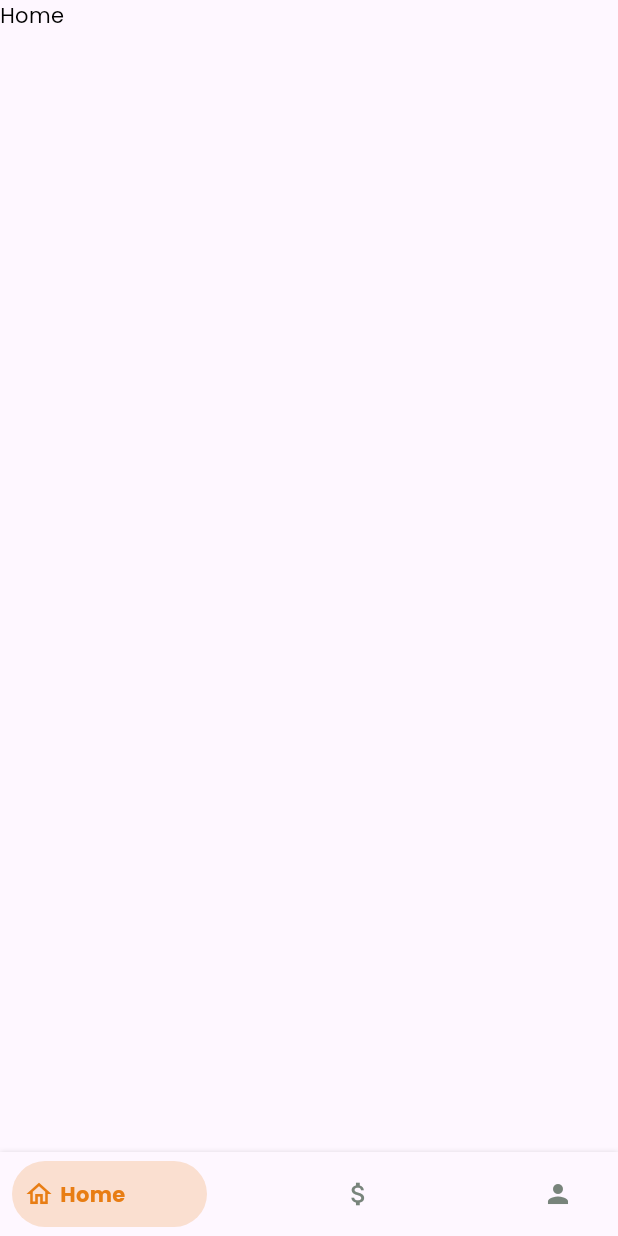
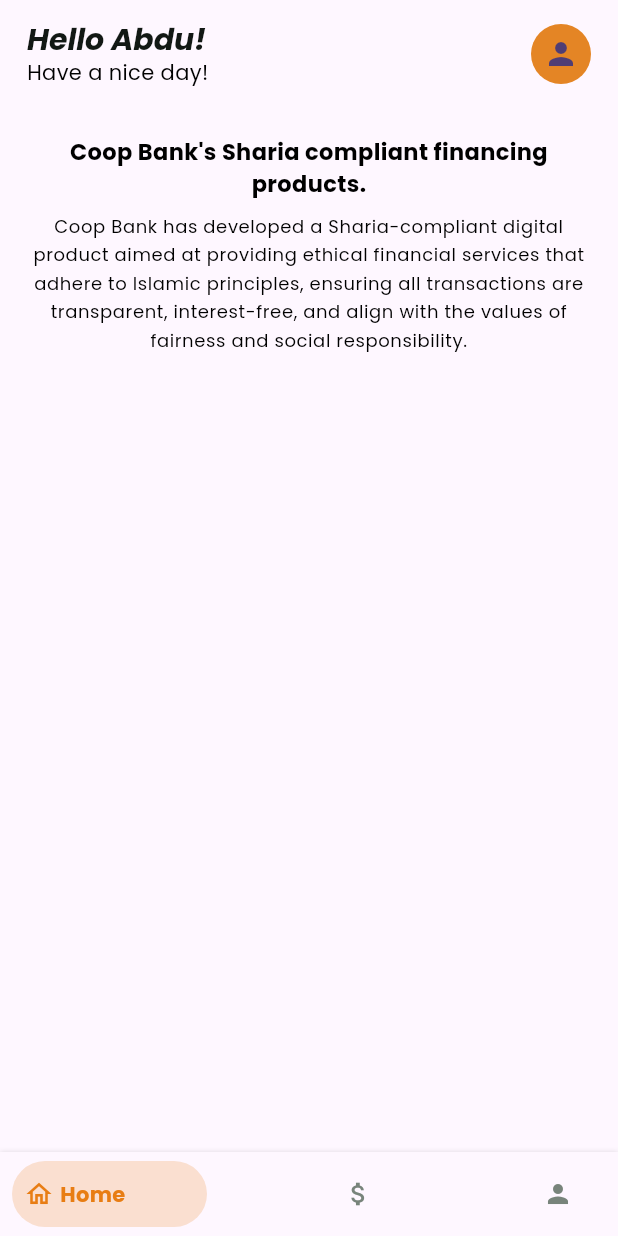
Before and after one commit to AbdulsemedM/Is-Fin, a Flutter app: the DashboardPage screen opened directly, on a phone screen of 412 x 824 dp. Run offline on Flutter 3.47's test engine with Material 3 defaults, Android fonts, the phone set to English and light mode, and no system bars; drawn by our look-alikes of bottom_navy_bar.

Commit message:
home screen and widget, app_theme

```diff
--- a/lib/app/utils/app_theme.dart
+++ b/lib/app/utils/app_theme.dart
@@ -17,7 +17,9 @@ class AppTheme {
             fontStyle: FontStyle.italic,
             color: AppColors.primaryTextColor),
         displaySmall: TextStyle(
-            fontStyle: FontStyle.italic, color: AppColors.primaryTextColor),
+            fontSize: 20,
+            fontStyle: FontStyle.italic,
+            color: AppColors.primaryTextColor),
         bodyLarge: TextStyle(fontSize: 16.0, color: Colors.black),
         bodyMedium: TextStyle(fontSize: 14.0, color: Colors.black),
         bodySmall: TextStyle(fontSize: 12.0, color: Colors.black),
--- a/lib/features/dashborad/dashboard_page.dart
+++ b/lib/features/dashborad/dashboard_page.dart
@@ -31,6 +31,7 @@ class _DashboardPageState extends State<DashboardPage> {
         itemCornerRadius: 24,
         iconSize: 20,
         curve: Curves.easeIn,
+        itemPadding: EdgeInsets.symmetric(horizontal: 0),
         onItemSelected: (index) => setState(() => currentIndex = index),
         items: <BottomNavyBarItem>[
           BottomNavyBarItem(
--- a/lib/features/home/presentation/screens/home_screen.dart
+++ b/lib/features/home/presentation/screens/home_screen.dart
@@ -1,4 +1,6 @@
 import 'package:flutter/material.dart';
+import 'package:ifb_loan/app/utils/app_colors.dart';
+import 'package:ifb_loan/app/utils/app_theme.dart';
 
 class HomeScreen extends StatefulWidget {
   const HomeScreen({super.key});
@@ -10,8 +12,55 @@ class HomeScreen extends StatefulWidget {
 class _HomeScreenState extends State<HomeScreen> {
   @override
   Widget build(BuildContext context) {
-    return Column(
-      children: [Text("Home")],
+    return Padding(
+      padding: const EdgeInsets.symmetric(horizontal: 18.0, vertical: 14),
+      child: Column(
+        children: [
+          // Padding(
+          //   padding: const EdgeInsets.symmetric(horizontal: 18.0, vertical: 14),
+          Row(
+            mainAxisAlignment: MainAxisAlignment.spaceBetween,
+            children: [
+              Column(
+                crossAxisAlignment: CrossAxisAlignment.start,
+                children: [
+                  Text(
+                    "Hello Abdu!",
+                    style: Theme.of(context).textTheme.displaySmall?.copyWith(
+                          fontWeight: FontWeight.w700,
+                        ),
+                  ),
+                  Text("Have a nice day!"),
+                ],
+              ),
+              CircleAvatar(
+                backgroundColor: AppColors.primaryColor,
+                child: Center(
+                  child: Icon(Icons.person),
+                ),
+              )
+            ],
+          ),
+          // )
+          SizedBox(
+            height: ScreenConfig.screenHeight * 0.04,
+          ),
+          Text(
+            "Coop Bank's Sharia compliant financing products.",
+            style: Theme.of(context)
+                .textTheme
+                .bodyMedium
+                ?.copyWith(fontWeight: FontWeight.w700, fontSize: 15),
+            textAlign: TextAlign.center,
+          ),
+          SizedBox(height: ScreenConfig.screenHeight * 0.01),
+          Text(
+            textAlign: TextAlign.center,
+            "Coop Bank has developed a Sharia-compliant digital product aimed at providing ethical financial services that adhere to Islamic principles, ensuring all transactions are transparent, interest-free, and align with the values of fairness and social responsibility.",
+            style: Theme.of(context).textTheme.bodySmall?.copyWith(height: 1.6),
+          )
+        ],
+      ),
     );
   }
 }
--- a/pubspec.yaml
+++ b/pubspec.yaml
@@ -35,6 +35,7 @@ dependencies:
   # Use with the CupertinoIcons class for iOS style icons.
   cupertino_icons: ^1.0.8
   bottom_navy_bar: ^6.1.0
+  card_slider: ^1.0.5
 
 dev_dependencies:
   flutter_test:
```
Also changed, not shown: lib/features/home/presentation/widgets/slider_widget.dart (added, +40 -0 lines), pubspec.lock.
